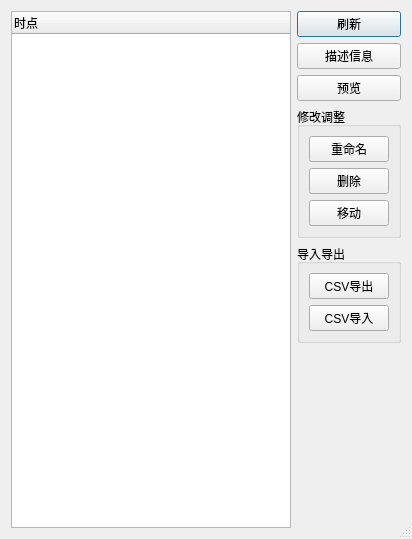
First picture: the form in QuantStudio/Tools/QtGUI/RiskDBDlg.ui, repository Scorpi000/QuantStudio, before the edit.
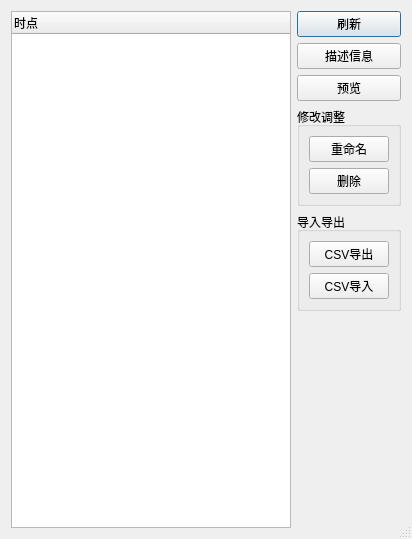
Second picture: the form after the edit.

```diff
--- a/QuantStudio/Tools/QtGUI/RiskDBDlg.ui
+++ b/QuantStudio/Tools/QtGUI/RiskDBDlg.ui
@@ -73,13 +73,6 @@
         </property>
        </widget>
       </item>
-      <item>
-       <widget class="QPushButton" name="MoveButton">
-        <property name="text">
-         <string>移动</string>
-        </property>
-       </widget>
-      </item>
      </layout>
     </widget>
    </item>
```
